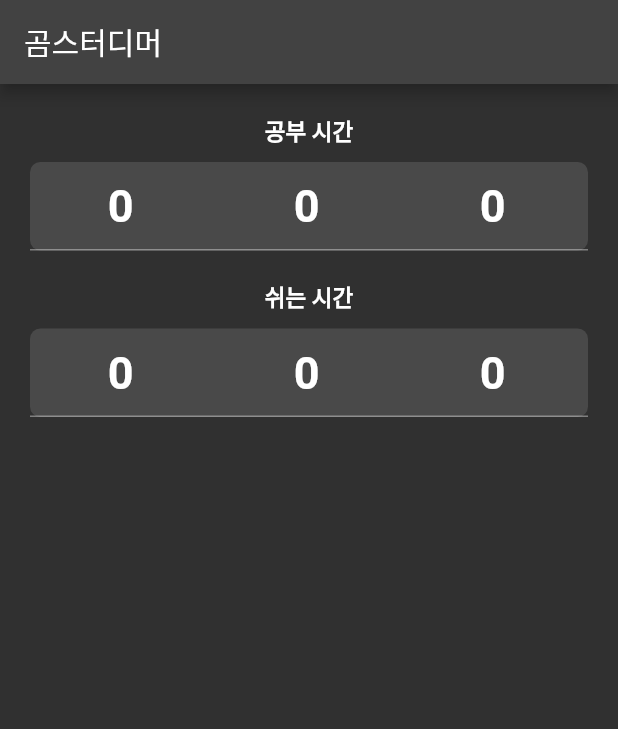
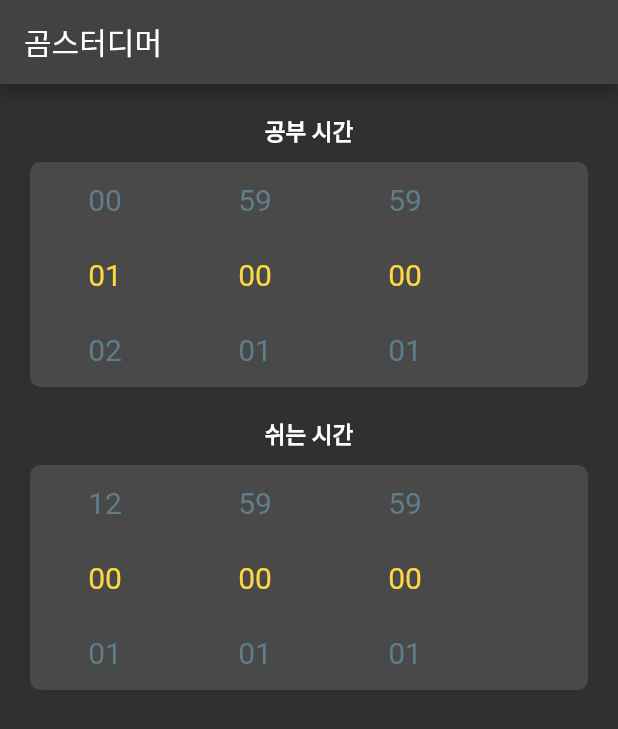
Before and after one commit to MISEONGKIM/studimer, a Flutter app: the screen it shows after launch, on a phone screen of 412 x 824 dp. Shown: the top 729 px of the screen. Run offline on Flutter 3.47's test engine with Material 2 defaults, Android fonts, the phone set to English and light mode, and no system bars; drawn by our look-alikes of numberpicker; our stand-ins replace floor, sqflite; accounts and stored records are empty; generated files the repository leaves out were written again.

Commit message:
timer provider추가까지 !

```diff
--- /dev/null
+++ b/lib/src/core/common/timer_provider_consumer.dart
@@ -0,0 +1,13 @@
+import 'package:flutter/cupertino.dart';
+import 'package:provider/provider.dart';
+import 'package:studimer/src/presentation/providers/timer_provider.dart';
+
+class TimerPrvdConsumer extends StatelessWidget {
+  const TimerPrvdConsumer({Key? key, required this.builder}) : super(key: key);
+  final Widget Function(BuildContext, TimerProvider) builder;
+  @override
+  Widget build(BuildContext context) {
+    return Consumer<TimerProvider>(
+        builder: (context, provider, child) => builder(context, provider));
+  }
+}
--- /dev/null
+++ b/lib/src/core/common/timer_provider_listen_false.dart
@@ -0,0 +1,6 @@
+import 'package:flutter/cupertino.dart';
+import 'package:provider/provider.dart';
+import 'package:studimer/src/presentation/providers/timer_provider.dart';
+
+Function timerProvider = (BuildContext context) =>
+    Provider.of<TimerProvider>(context, listen: false);
--- a/lib/src/data/models/internal/study_cycle.dart
+++ b/lib/src/data/models/internal/study_cycle.dart
@@ -1,10 +1,9 @@
 import 'notice.dart';
-import 'time.dart';
 
 class StudyCycle {
   int? id;
-  Time studyTime = Time.zero;
-  Time restTime = Time.zero;
+  Duration studyTime = const Duration(hours: 1);
+  Duration restTime = const Duration(hours: 0);
   int? repeat = 1;
   Notice? notice = Notice.noticeList[0];
 
--- a/lib/src/data/models/internal/time.dart
+++ /dev/null
@@ -1,9 +0,0 @@
-class Time {
-  int hour = 0;
-  int minuate = 0;
-  int second = 0;
-
-  static Time get zero => Time.init(hour: 0, minuate: 0, second: 0);
-  Time();
-  Time.init({required this.hour, required this.minuate, required this.second});
-}
--- a/lib/src/presentation/providers/cycle_option_provider.dart
+++ b/lib/src/presentation/providers/cycle_option_provider.dart
@@ -3,5 +3,5 @@ import 'package:studimer/src/data/models/internal/study_cycle.dart';
 
 class CycleOptionProvider extends ChangeNotifier {
   late StudyCycle oneCycle = StudyCycle();
-  bool isPicker = false;
+  bool isPicker = true;
 }
--- a/lib/src/presentation/providers/timer_provider.dart
+++ b/lib/src/presentation/providers/timer_provider.dart
@@ -1,7 +1,29 @@
 import 'package:flutter/cupertino.dart';
-import 'package:studimer/src/data/models/internal/time.dart';
 
 class TimerProvider extends ChangeNotifier {
-  Time time = Time();
-  bool isPicker = false;
+  int hour = 0;
+  int minuate = 0;
+  int second = 0;
+  bool isPicker = true;
+
+  TimerProvider(Duration duration) {
+    hour = duration.inHours;
+    minuate = duration.inMinutes.remainder(60);
+    second = duration.inSeconds.remainder(60);
+  }
+
+  setHour(value) {
+    hour = value;
+    notifyListeners();
+  }
+
+  setMinuate(value) {
+    minuate = value;
+    notifyListeners();
+  }
+
+  setSecond(value) {
+    second = value;
+    notifyListeners();
+  }
 }
--- a/lib/src/presentation/views/main_view.dart
+++ b/lib/src/presentation/views/main_view.dart
@@ -18,11 +18,11 @@ class MainView extends StatelessWidget {
                   children: [
                     TimerWidget(
                       title: '공부 시간',
-                      time: provider.oneCycle.studyTime,
+                      time: provider.oneCycle.studyTime!,
                     ),
                     TimerWidget(
                       title: '쉬는 시간',
-                      time: provider.oneCycle.restTime,
+                      time: provider.oneCycle.restTime!,
                     )
                   ],
                 )),
--- a/lib/src/presentation/widgets/timer/timer_number_container.dart
+++ b/lib/src/presentation/widgets/timer/timer_number_container.dart
@@ -1,20 +1,25 @@
 import 'package:flutter/material.dart';
+import 'package:provider/provider.dart';
 import 'package:studimer/src/core/common/cycle_option_provider_consumer.dart';
-import 'package:studimer/src/data/models/internal/time.dart';
+import 'package:studimer/src/presentation/providers/timer_provider.dart';
 
 import 'timer_number_picker_con.dart';
 import 'timer_number_textfield_con.dart';
 
 class TimerNumberContainer extends StatelessWidget {
   const TimerNumberContainer({Key? key, required this.time}) : super(key: key);
-  final Time time;
+  final Duration time;
   @override
   Widget build(BuildContext context) {
     return CycleOptionPrvdConsumer(
       builder: (context, provider) {
         return provider.isPicker
-            ? TimerNumberPickerCon(time: time)
-            : TimerNumberTextFieldCon(time: time);
+            ? ChangeNotifierProvider(
+                create: (_) => TimerProvider(time),
+                child: const TimerNumberPickerCon())
+            : ChangeNotifierProvider(
+                create: (_) => TimerProvider(time),
+                child: const TimerNumberTextFieldCon());
       },
     );
   }
--- a/lib/src/presentation/widgets/timer/timer_number_picker_con.dart
+++ b/lib/src/presentation/widgets/timer/timer_number_picker_con.dart
@@ -1,35 +1,36 @@
 import 'package:flutter/material.dart';
-import 'package:studimer/src/data/models/internal/time.dart';
+import 'package:studimer/src/core/common/timer_provider_consumer.dart';
 
 import 'timer_number_picker.dart';
 
 class TimerNumberPickerCon extends StatelessWidget {
-  const TimerNumberPickerCon({Key? key, required this.time}) : super(key: key);
-  final Time time;
+  const TimerNumberPickerCon({Key? key}) : super(key: key);
+
   @override
   Widget build(BuildContext context) {
-    return Row(children: [
+    return TimerPrvdConsumer(
+        builder: (context, provider) => Row(children: [
               TimerNumberPicker(
                 onChange: (int newValue) {
-          time.hour = newValue;
+                  provider.setHour(newValue);
                 },
-        value: time.hour,
+                value: provider.hour,
                 maxValueForPicker: 12,
               ),
               TimerNumberPicker(
                 onChange: (int newValue) {
-          time.minuate = newValue;
+                  provider.setMinuate(newValue);
                 },
-        value: time.minuate,
+                value: provider.minuate,
                 maxValueForPicker: 59,
               ),
               TimerNumberPicker(
                 onChange: (int newValue) {
-          time.second = newValue;
+                  provider.setSecond(newValue);
                 },
-        value: time.second,
+                value: provider.second,
                 maxValueForPicker: 59,
               )
-    ]);
+            ]));
   }
 }
--- a/lib/src/presentation/widgets/timer/timer_number_textfield_con.dart
+++ b/lib/src/presentation/widgets/timer/timer_number_textfield_con.dart
@@ -1,26 +1,25 @@
 import 'package:flutter/material.dart';
-import 'package:studimer/src/data/models/internal/time.dart';
+import 'package:studimer/src/core/common/timer_provider_consumer.dart';
 import 'timer_number_textfield.dart';
 
 class TimerNumberTextFieldCon extends StatelessWidget {
-  const TimerNumberTextFieldCon({Key? key, required this.time})
-      : super(key: key);
-  final Time time;
+  const TimerNumberTextFieldCon({Key? key}) : super(key: key);
   @override
   Widget build(BuildContext context) {
-    return Row(children: [
+    return TimerPrvdConsumer(
+        builder: (context, provider) => Row(children: [
               TimerNumberTextField(
-        counter: time.hour,
+                counter: provider.hour,
                 maxValue: 12,
               ),
               TimerNumberTextField(
-        counter: time.minuate,
+                counter: provider.minuate,
                 maxValue: 59,
               ),
               TimerNumberTextField(
-        counter: time.second,
+                counter: provider.second,
                 maxValue: 59,
               )
-    ]);
+            ]));
   }
 }
--- a/lib/src/presentation/widgets/timer/timer_widget.dart
+++ b/lib/src/presentation/widgets/timer/timer_widget.dart
@@ -1,12 +1,16 @@
 import 'package:flutter/material.dart';
-import 'package:studimer/src/data/models/internal/time.dart';
+import 'package:provider/provider.dart';
+import 'package:studimer/src/presentation/providers/timer_provider.dart';
 import 'package:studimer/src/presentation/widgets/timer/timer_number_container.dart';
 
 class TimerWidget extends StatelessWidget {
-  const TimerWidget({Key? key, required this.title, required this.time})
-      : super(key: key);
+  const TimerWidget({
+    Key? key,
+    required this.title,
+    required this.time,
+  }) : super(key: key);
   final String title;
-  final Time time;
+  final Duration time;
   @override
   Widget build(BuildContext context) {
     return Container(
@@ -23,9 +27,7 @@ class TimerWidget extends StatelessWidget {
                 color: Colors.white12,
                 borderRadius: BorderRadius.circular(7),
               ),
-              child: TimerNumberContainer(
-                time: time,
-              ))
+              child: TimerNumberContainer(time: time))
         ]));
   }
 }
```
Lines whose indentation alone changed are shown as unchanged.
